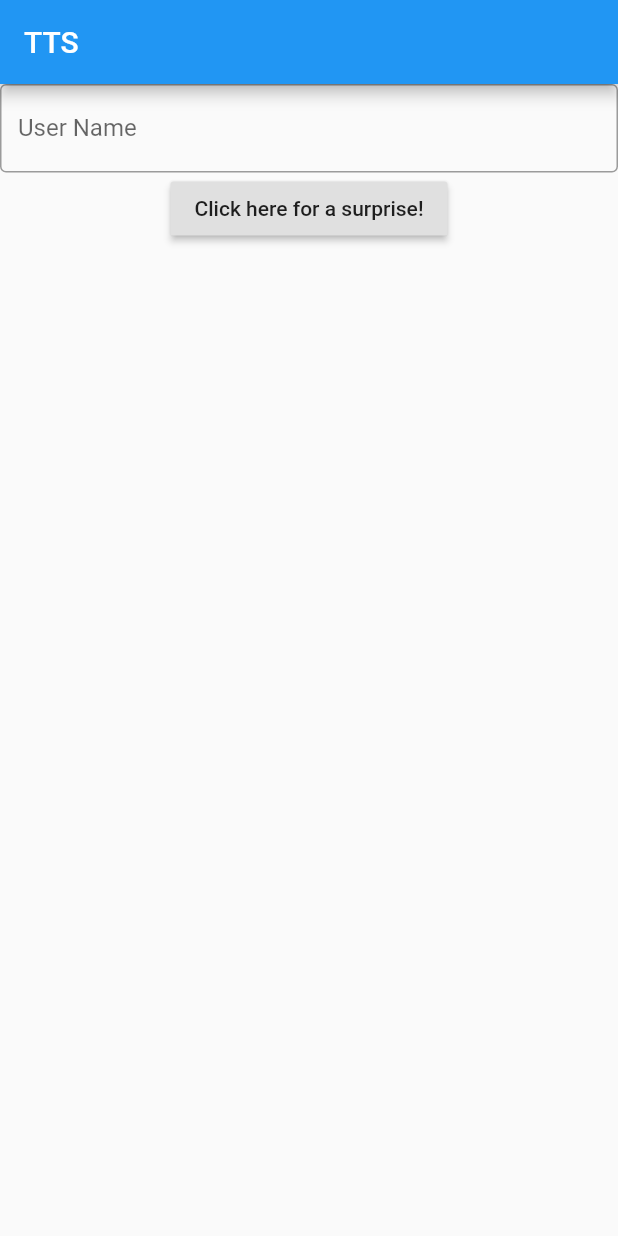
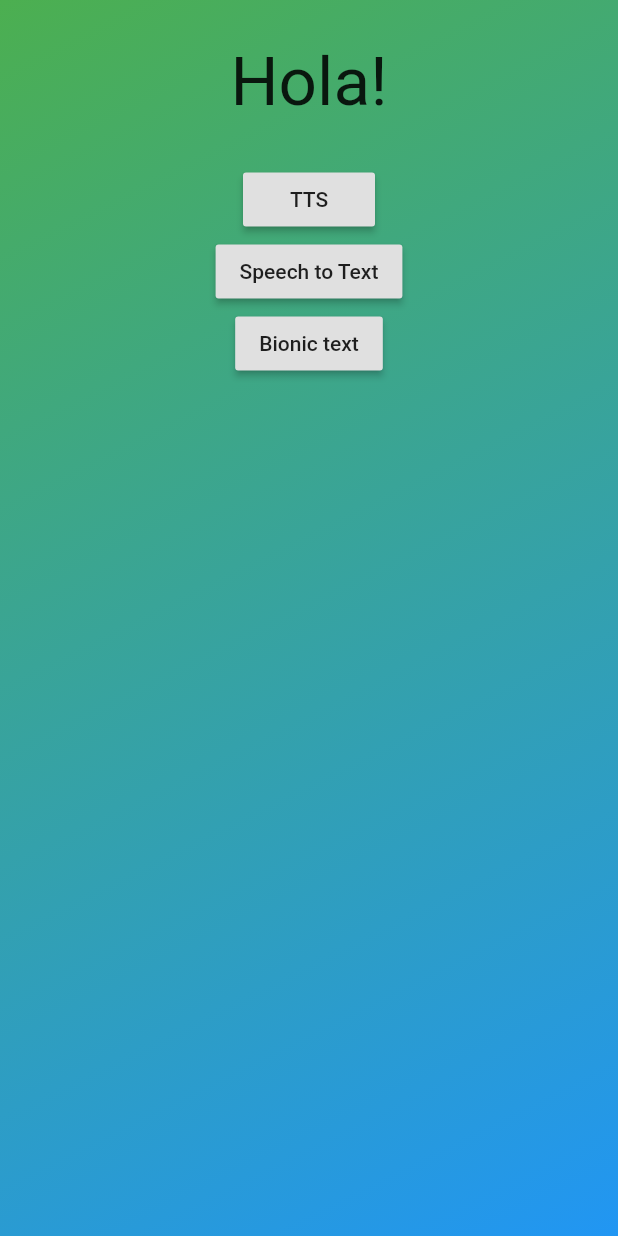
Before and after one commit to ritwikgoel/BotScan, a Flutter app: the screen it shows after launch, on a phone screen of 412 x 824 dp. Run offline on Flutter 3.47's test engine with Material 2 defaults, Android fonts, the phone set to English and light mode, and no system bars; our stand-ins replace flutter_tts.

Commit message:
Fix: UI Upgrades

```diff
--- a/app/lib/main.dart
+++ b/app/lib/main.dart
@@ -1,8 +1,16 @@
 import 'package:flutter/material.dart';
 import 'package:flutter_tts/flutter_tts.dart';
+import 'package:app/tts-page.dart';
 
 void main() {
-  runApp(const MyApp());
+  runApp(MaterialApp(
+    home: MyApp(),
+    routes: {
+      '/tts': (context) => ttspage(),
+      // '/view': (context) => viewer(),
+      // '/decider': (context) => finalDecider(),
+    },
+  ));
 }
 
 class MyApp extends StatelessWidget {
@@ -17,32 +25,49 @@ class MyApp extends StatelessWidget {
       await flutterTts.speak(nameController.text);
     }
 
-
     return MaterialApp(
-      home: Scaffold(
-          appBar: AppBar(
-            title: const Text("TTS"),
-          ),
+        debugShowCheckedModeBanner: false,
+        home: Scaffold(
+          backgroundColor: Colors.blue,
           body: Center(
+              child: Container(
+            height: MediaQuery.of(context).size.height,
+            width: MediaQuery.of(context).size.width,
+            decoration: const BoxDecoration(
+                gradient: LinearGradient(
+                    begin: Alignment.topLeft,
+                    end: Alignment.bottomRight,
+                    colors: [Colors.green, Colors.blue])),
             child: Column(
               children: [
-                TextField(
-                  controller: nameController,
-                  decoration: const InputDecoration(
-                    border: OutlineInputBorder(),
-                    labelText: 'User Name',
+                const Padding(
+                  padding: EdgeInsets.all(28.0),
+                  child: Text(
+                    "Hola!",
+                    style: TextStyle(fontSize: 45),
                   ),
                 ),
                 RaisedButton(
-                    onPressed: () {
-                      speak();
-                    },
-                    child: const Text(
-                      "Click here for a surprise!",
-                    )),
+                  onPressed: () {
+                    Navigator.pushNamed(context, '/tts');
+                  },
+                  child: Text("TTS"),
+                ),
+                RaisedButton(
+                  onPressed: () {
+                    Navigator.pushNamed(context, '/tts');
+                  },
+                  child: const Text("Speech to Text"),
+                ),
+                RaisedButton(
+                  onPressed: () {
+                    Navigator.pushNamed(context, '/tts');
+                  },
+                  child: const Text("Bionic text"),
+                ),
               ],
             ),
           )),
-    );
+        ));
   }
 }
```
Also changed, not shown: app/lib/tts-page.dart (added, +45 -0 lines).
